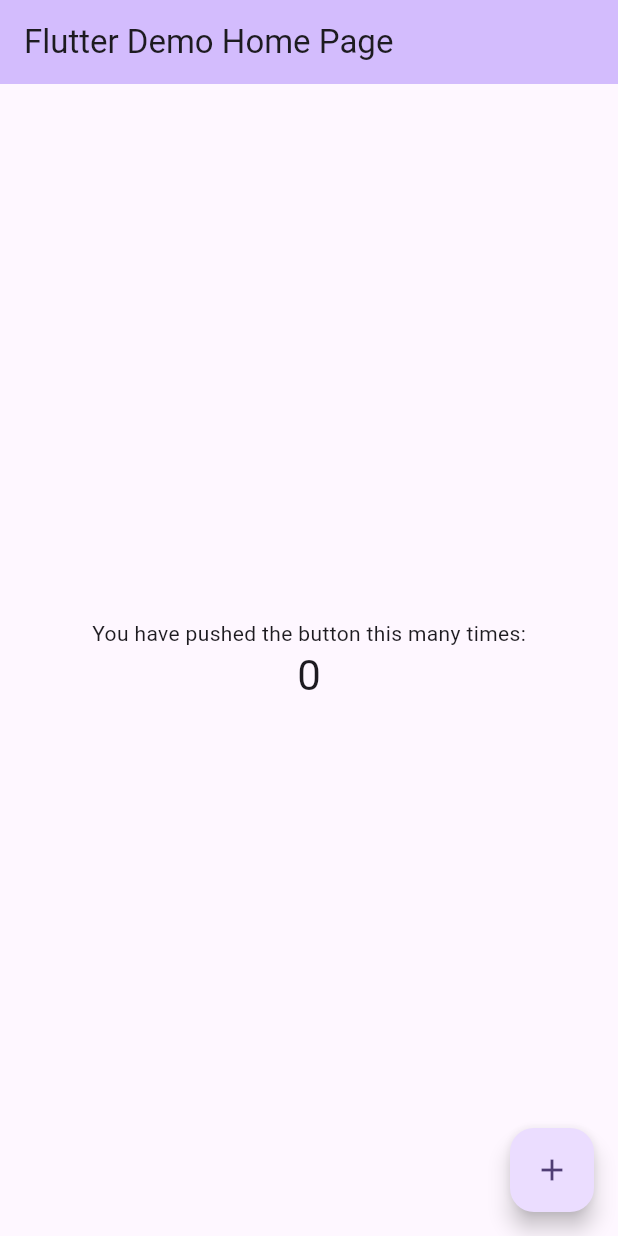
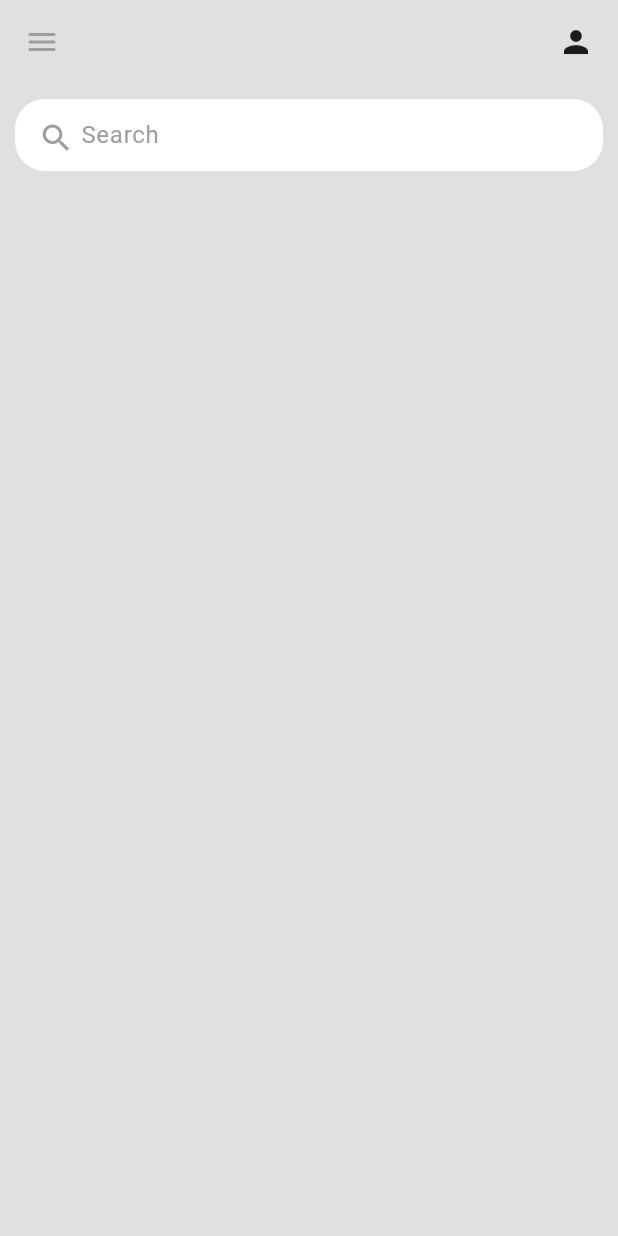
Before and after one commit to Clothless/ToDo-List, a Flutter app: the screen it shows after launch, on a phone screen of 412 x 824 dp. Run offline on Flutter 3.47's test engine with Material 3 defaults, Android fonts, the phone set to English and light mode, and no system bars.

Commit message:
search box

```diff
--- /dev/null
+++ b/lib/constants/colors.dart
@@ -0,0 +1,6 @@
+import 'package:flutter/material.dart';
+
+final bgColor = Colors.grey.shade300;
+final grey = Colors.grey;
+final white = Colors.white;
+final black = Colors.black;
--- a/lib/main.dart
+++ b/lib/main.dart
@@ -1,4 +1,6 @@
 import 'package:flutter/material.dart';
+import 'package:flutter/services.dart';
+import 'package:todo_list/screens/home.dart';
 
 void main() {
   runApp(const MyApp());
@@ -10,116 +12,11 @@ class MyApp extends StatelessWidget {
   // This widget is the root of your application.
   @override
   Widget build(BuildContext context) {
-    return MaterialApp(
-      title: 'Flutter Demo',
-      theme: ThemeData(
-        // This is the theme of your application.
-        //
-        // TRY THIS: Try running your application with "flutter run". You'll see
-        // the application has a purple toolbar. Then, without quitting the app,
-        // try changing the seedColor in the colorScheme below to Colors.green
-        // and then invoke "hot reload" (save your changes or press the "hot
-        // reload" button in a Flutter-supported IDE, or press "r" if you used
-        // the command line to start the app).
-        //
-        // Notice that the counter didn't reset back to zero; the application
-        // state is not lost during the reload. To reset the state, use hot
-        // restart instead.
-        //
-        // This works for code too, not just values: Most code changes can be
-        // tested with just a hot reload.
-        colorScheme: ColorScheme.fromSeed(seedColor: Colors.deepPurple),
-        useMaterial3: true,
-      ),
-      home: const MyHomePage(title: 'Flutter Demo Home Page'),
+    SystemChrome.setSystemUIOverlayStyle(SystemUiOverlayStyle(statusBarColor: Colors.transparent));
+    return const MaterialApp(
+      debugShowCheckedModeBanner: false,
+      title: 'To-Do List',
+      home: HomeScreen(),
     );
   }
 }
-
-class MyHomePage extends StatefulWidget {
-  const MyHomePage({super.key, required this.title});
-
-  // This widget is the home page of your application. It is stateful, meaning
-  // that it has a State object (defined below) that contains fields that affect
-  // how it looks.
-
-  // This class is the configuration for the state. It holds the values (in this
-  // case the title) provided by the parent (in this case the App widget) and
-  // used by the build method of the State. Fields in a Widget subclass are
-  // always marked "final".
-
-  final String title;
-
-  @override
-  State<MyHomePage> createState() => _MyHomePageState();
-}
-
-class _MyHomePageState extends State<MyHomePage> {
-  int _counter = 0;
-
-  void _incrementCounter() {
-    setState(() {
-      // This call to setState tells the Flutter framework that something has
-      // changed in this State, which causes it to rerun the build method below
-      // so that the display can reflect the updated values. If we changed
-      // _counter without calling setState(), then the build method would not be
-      // called again, and so nothing would appear to happen.
-      _counter++;
-    });
-  }
-
-  @override
-  Widget build(BuildContext context) {
-    // This method is rerun every time setState is called, for instance as done
-    // by the _incrementCounter method above.
-    //
-    // The Flutter framework has been optimized to make rerunning build methods
-    // fast, so that you can just rebuild anything that needs updating rather
-    // than having to individually change instances of widgets.
-    return Scaffold(
-      appBar: AppBar(
-        // TRY THIS: Try changing the color here to a specific color (to
-        // Colors.amber, perhaps?) and trigger a hot reload to see the AppBar
-        // change color while the other colors stay the same.
-        backgroundColor: Theme.of(context).colorScheme.inversePrimary,
-        // Here we take the value from the MyHomePage object that was created by
-        // the App.build method, and use it to set our appbar title.
-        title: Text(widget.title),
-      ),
-      body: Center(
-        // Center is a layout widget. It takes a single child and positions it
-        // in the middle of the parent.
-        child: Column(
-          // Column is also a layout widget. It takes a list of children and
-          // arranges them vertically. By default, it sizes itself to fit its
-          // children horizontally, and tries to be as tall as its parent.
-          //
-          // Column has various properties to control how it sizes itself and
-          // how it positions its children. Here we use mainAxisAlignment to
-          // center the children vertically; the main axis here is the vertical
-          // axis because Columns are vertical (the cross axis would be
-          // horizontal).
-          //
-          // TRY THIS: Invoke "debug painting" (choose the "Toggle Debug Paint"
-          // action in the IDE, or press "p" in the console), to see the
-          // wireframe for each widget.
-          mainAxisAlignment: MainAxisAlignment.center,
-          children: <Widget>[
-            const Text(
-              'You have pushed the button this many times:',
-            ),
-            Text(
-              '$_counter',
-              style: Theme.of(context).textTheme.headlineMedium,
-            ),
-          ],
-        ),
-      ),
-      floatingActionButton: FloatingActionButton(
-        onPressed: _incrementCounter,
-        tooltip: 'Increment',
-        child: const Icon(Icons.add),
-      ), // This trailing comma makes auto-formatting nicer for build methods.
-    );
-  }
-}
--- /dev/null
+++ b/lib/screens/home.dart
@@ -0,0 +1,68 @@
+import 'package:flutter/material.dart';
+import 'package:todo_list/constants/colors.dart';
+
+class HomeScreen extends StatefulWidget {
+  const HomeScreen({super.key});
+
+  @override
+  State<HomeScreen> createState() => _HomeScreenState();
+}
+
+class _HomeScreenState extends State<HomeScreen> {
+  @override
+  Widget build(BuildContext context) {
+    return Scaffold(
+      appBar: AppBar(
+        backgroundColor: bgColor,
+        elevation: 0,
+        title: const Row(
+          mainAxisAlignment: MainAxisAlignment.spaceBetween,
+          children: [
+            Icon(
+              Icons.menu_rounded,
+              color: Colors.grey,
+            ),
+            Icon(Icons.person)
+          ],
+        ),
+      ),
+      body: Container(
+        padding: EdgeInsets.all(10),
+        decoration: BoxDecoration(color: bgColor),
+        child: const Column(
+          children: [
+            SearchBox()
+          ],
+        ),
+      ),
+    );
+  }
+}
+
+class SearchBox extends StatelessWidget {
+  const SearchBox({
+    super.key,
+  });
+
+  @override
+  Widget build(BuildContext context) {
+    return Container(
+      padding: EdgeInsets.symmetric(horizontal: 15),
+      decoration: BoxDecoration(
+          color: white, borderRadius: BorderRadius.circular(20)),
+      child: TextField(
+        decoration: InputDecoration(
+          contentPadding: const EdgeInsets.all(0),
+          prefixIcon: Icon(Icons.search, color: grey,),
+          prefixIconConstraints: BoxConstraints(
+            maxHeight: 20,
+            minWidth: 25
+          ),
+          border: InputBorder.none,
+          hintText: "Search",
+          hintStyle: TextStyle(color: grey)
+        ),
+      ),
+    );
+  }
+}
--- a/pubspec.yaml
+++ b/pubspec.yaml
@@ -59,9 +59,8 @@ flutter:
   uses-material-design: true
 
   # To add assets to your application, add an assets section, like this:
-  # assets:
-  #   - images/a_dot_burr.jpeg
-  #   - images/a_dot_ham.jpeg
+  assets:
+    - assets/images/
 
   # An image asset can refer to one or more resolution-specific "variants", see
   # https://flutter.dev/assets-and-images/#resolution-aware
```
